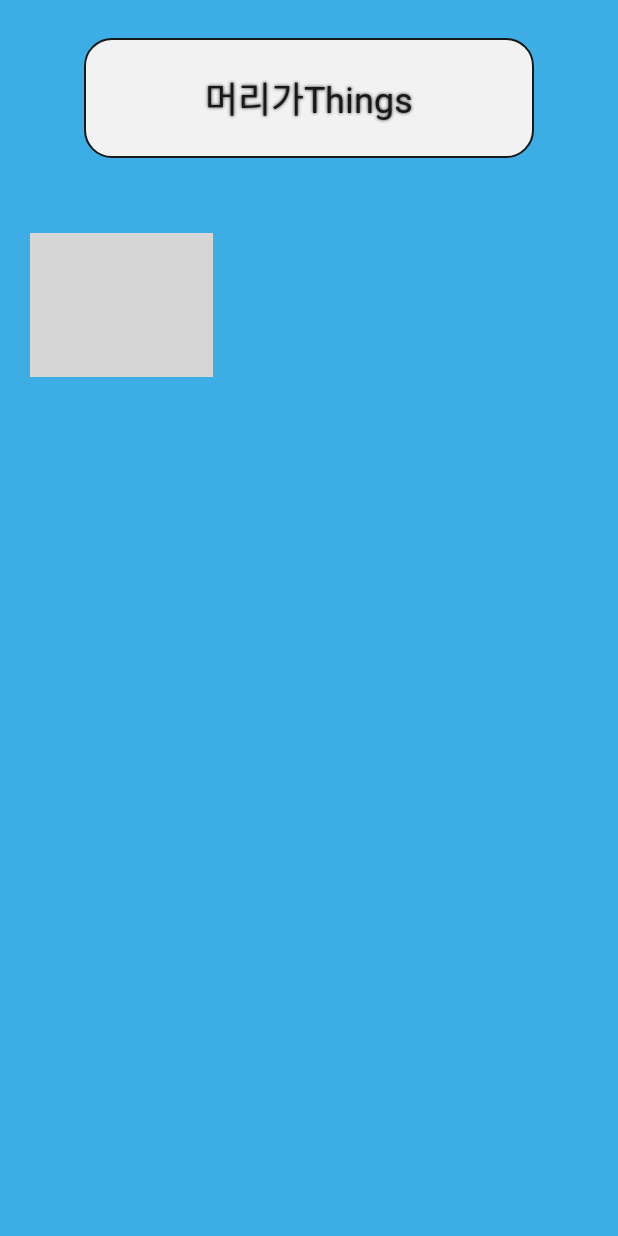
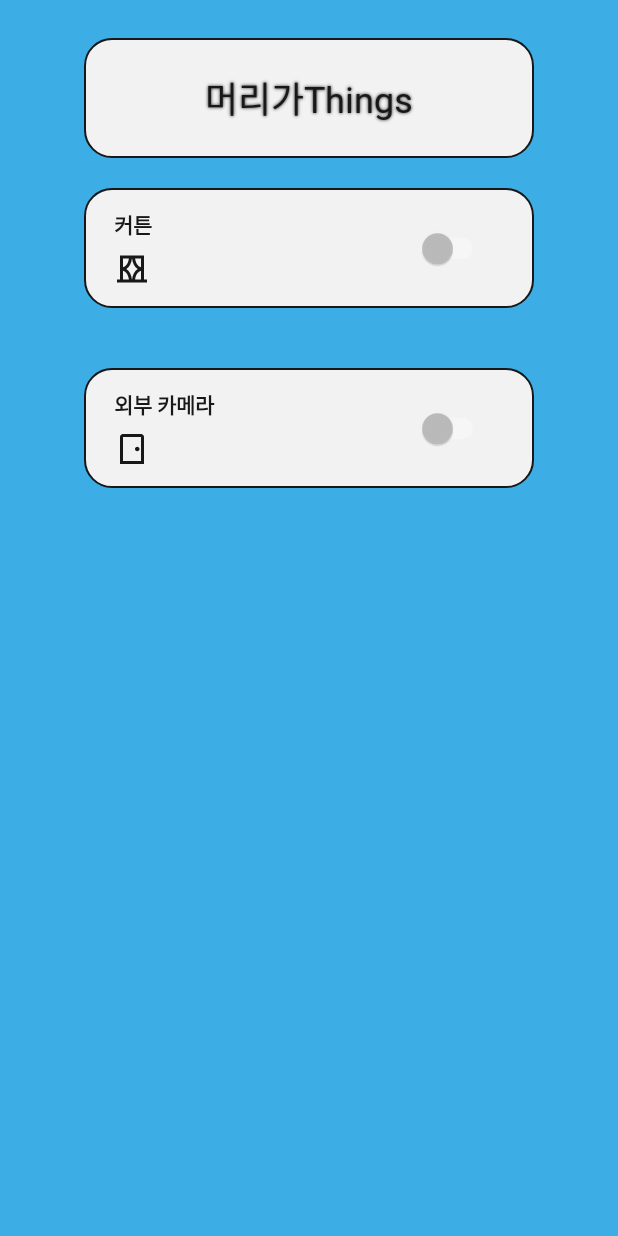
Before and after one commit to MS949/2022-MDP-PROJECT, an Android app: the layout fragment_home.xml on its own in the app's theme, with its tools: preview values and no code run, on a phone screen of 412 x 824 dp. Run offline under Robolectric (Android 15) with nearby library versions, the light colour scheme and no system bars; grey boxes are pictures that could not be loaded.

Commit message:
Implement OneClickView

```diff
--- a/android/app/src/main/java/com/headthings/mdp_project_2022/OneClickView.java
+++ b/android/app/src/main/java/com/headthings/mdp_project_2022/OneClickView.java
@@ -5,15 +5,20 @@ import android.content.res.TypedArray;
 import android.util.AttributeSet;
 import android.view.LayoutInflater;
 import android.view.View;
+import android.widget.CompoundButton;
 import android.widget.ImageView;
 import android.widget.LinearLayout;
+import android.widget.Switch;
 import android.widget.TextView;
 
-public class OneClickView extends LinearLayout {
+public class OneClickView extends LinearLayout implements CompoundButton.OnCheckedChangeListener {
 
-    LinearLayout bg;
-    ImageView symbol;
-    TextView text;
+    private LinearLayout bg;
+    private ImageView symbol;
+    private TextView text;
+    private Switch power;
+
+    private CompoundButton.OnCheckedChangeListener mOnCheckedChangeListener;
 
     public OneClickView(Context context) {
         super(context);
@@ -42,53 +47,75 @@ public class OneClickView extends LinearLayout {
         bg = findViewById(R.id.bg);
         symbol = findViewById(R.id.symbol);
         text = findViewById(R.id.text);
+        power = findViewById(R.id.power);
+
+        power.setOnCheckedChangeListener(this);
+    }
+
+    public interface OnCheckedChangeListener {
+        void onCheckedChanged(CompoundButton buttonView, boolean isChecked);
+    }
+
+    public void setOnCheckedChangeListener(CompoundButton.OnCheckedChangeListener mListener) {
+        mOnCheckedChangeListener = mListener;
+    }
+
+    @Override
+    public void onCheckedChanged(CompoundButton compoundButton, boolean b) {
+        mOnCheckedChangeListener.onCheckedChanged(compoundButton, b);
     }
 
     private void getAttrs(AttributeSet attrs) {
-        TypedArray typedArray = getContext().obtainStyledAttributes(attrs, R.styleable.LoginButton);
+        TypedArray typedArray = getContext().obtainStyledAttributes(attrs, R.styleable.OneClickView);
         setTypeArray(typedArray);
     }
 
 
     private void getAttrs(AttributeSet attrs, int defStyle) {
-        TypedArray typedArray = getContext().obtainStyledAttributes(attrs, R.styleable.LoginButton, defStyle, 0);
+        TypedArray typedArray = getContext().obtainStyledAttributes(attrs, R.styleable.OneClickView, defStyle, 0);
         setTypeArray(typedArray);
     }
 
     private void setTypeArray(TypedArray typedArray) {
-        int bg_resID = typedArray.getResourceId(R.styleable.LoginButton_bg, R.drawable.oval_black);
+        int bg_resID = typedArray.getResourceId(R.styleable.OneClickView_bg, R.drawable.shape_oval_black);
         bg.setBackgroundResource(bg_resID);
 
-        int symbol_resID = typedArray.getResourceId(R.styleable.LoginButton_symbol, R.drawable.ic_camera_outdoor);
+        int symbol_resID = typedArray.getResourceId(R.styleable.OneClickView_symbol, 0);
         symbol.setImageResource(symbol_resID);
 
-        int textColor = typedArray.getColor(R.styleable.LoginButton_textColor, 0);
+        int textColor = typedArray.getColor(R.styleable.OneClickView_textColor, 0);
         text.setTextColor(textColor);
 
-        String text_string = typedArray.getString(R.styleable.LoginButton_text);
+        String text_string = typedArray.getString(R.styleable.OneClickView_text);
         text.setText(text_string);
+
+        boolean isPower = typedArray.getBoolean(R.styleable.OneClickView_isPower, false);
+        power.setChecked(isPower);
 
         typedArray.recycle();
     }
 
+    public void setPower(boolean isPower) {
+        power.setChecked(isPower);
+    }
 
-    void setBg(int bg_resID) {
+    public void setBg(int bg_resID) {
         bg.setBackgroundResource(bg_resID);
     }
 
-    void setSymbol(int symbol_resID) {
+    public void setSymbol(int symbol_resID) {
         symbol.setImageResource(symbol_resID);
     }
 
-    void setTextColor(int color) {
+    public void setTextColor(int color) {
         text.setTextColor(color);
     }
 
-    void setText(String text_string) {
+    public void setText(String text_string) {
         text.setText(text_string);
     }
 
-    void setText(int text_resID) {
+    public void setText(int text_resID) {
         text.setText(text_resID);
     }
 }
--- a/android/app/src/main/res/layout/fragment_home.xml
+++ b/android/app/src/main/res/layout/fragment_home.xml
@@ -26,21 +26,26 @@
         app:layout_constraintTop_toTopOf="parent" />
 
     <com.headthings.mdp_project_2022.OneClickView
-        android:id="@+id/oneClickView"
-        android:layout_width="match_parent"
+        android:id="@+id/curtain"
+        android:layout_width="wrap_content"
         android:layout_height="wrap_content"
-        android:layout_marginTop="30dp"
-        app:layout_constraintTop_toBottomOf="@id/main_text" />
+        app:layout_constraintLeft_toLeftOf="parent"
+        app:layout_constraintRight_toRightOf="parent"
+        app:layout_constraintTop_toBottomOf="@id/main_text"
+        app:symbol="@drawable/ic_outline_curtains"
+        app:text="커튼"
+        app:textColor="@color/black" />
 
-    <!--    <GridView-->
-    <!--        android:id="@+id/home_grid"-->
-    <!--        android:layout_width="match_parent"-->
-    <!--        android:layout_height="0dp"-->
-    <!--        android:layout_margin="25dp"-->
-    <!--        android:numColumns="2"-->
-    <!--        android:orientation="vertical"-->
-    <!--        app:layout_constraintLeft_toLeftOf="parent"-->
-    <!--        app:layout_constraintRight_toRightOf="parent"-->
-    <!--        app:layout_constraintTop_toBottomOf="@+id/oneClickView" />-->
+    <com.headthings.mdp_project_2022.OneClickView
+        android:id="@+id/camera"
+        android:layout_width="wrap_content"
+        android:layout_height="wrap_content"
+        app:layout_constraintLeft_toLeftOf="parent"
+        app:layout_constraintRight_toRightOf="parent"
+        app:layout_constraintTop_toBottomOf="@id/curtain"
+        app:symbol="@drawable/ic_sensor_door"
+        app:text="외부 카메라"
+        app:textColor="@color/black" />
+
 
 </androidx.constraintlayout.widget.ConstraintLayout>
--- a/android/app/src/main/res/values/attrs.xml
+++ b/android/app/src/main/res/values/attrs.xml
@@ -1,9 +1,10 @@
 <?xml version="1.0" encoding="utf-8"?>
 <resources>
-    <declare-styleable name="LoginButton">
+    <declare-styleable name="OneClickView">
         <attr name="bg" format="reference|string" />
         <attr name="symbol" format="reference|integer" />
         <attr name="text" format="reference|string" />
-        <attr name="textColor" format="reference|integer" />
+        <attr name="textColor" format="reference|color" />
+        <attr name="isPower" format="boolean" />
     </declare-styleable>
 </resources>
```
Also changed, not shown: android/app/src/main/java/com/headthings/mdp_project_2022/mainFragment/HomeFragment.java (+23 -22 lines).
